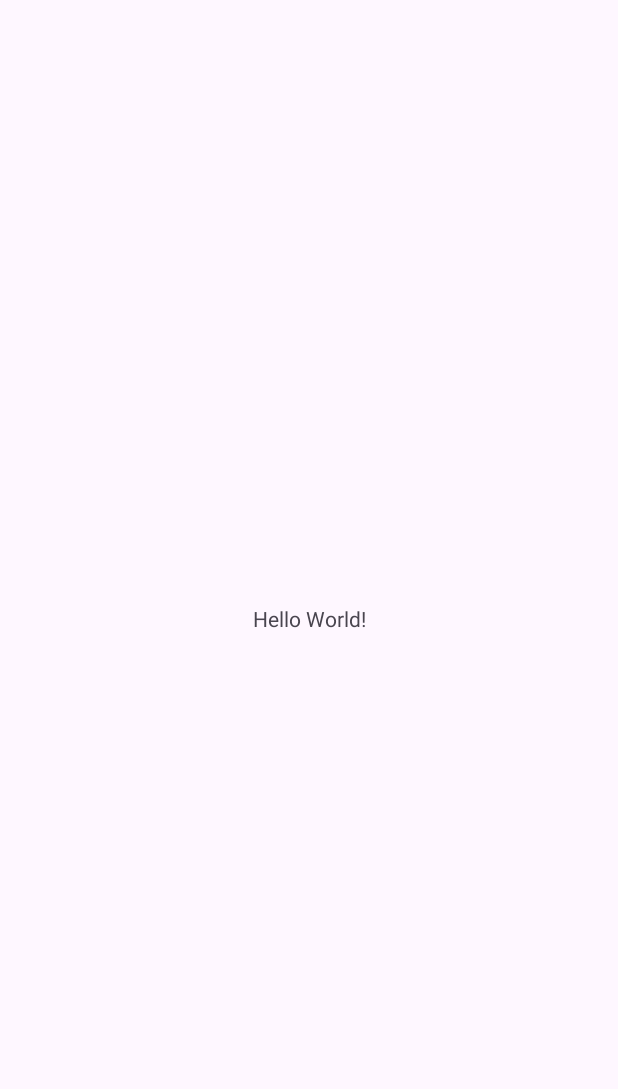
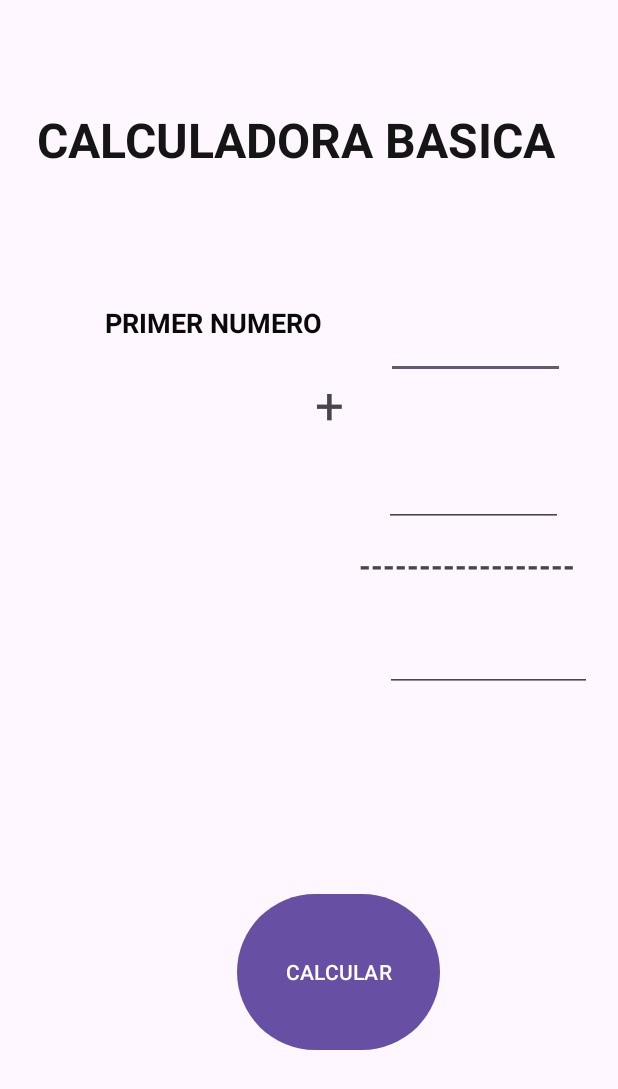
Before and after one commit to MiguelBrucil/OperacionesBasicas, an Android app: the screen it shows after launch (MainActivity), on a phone screen of 412 x 824 dp. Before the commit the part shown is almost empty. Shown: the top 1089 px of the screen. Run offline under Robolectric (Android 15) with nearby library versions, the phone set to English and light mode, and no system bars.

Commit message:
Finalizacion de operaciones

```diff
--- a/app/src/main/java/com/jmbp/operacionesbasicas/MainActivity.java
+++ b/app/src/main/java/com/jmbp/operacionesbasicas/MainActivity.java
@@ -3,12 +3,27 @@ package com.jmbp.operacionesbasicas;
 import androidx.appcompat.app.AppCompatActivity;
 
 import android.os.Bundle;
+import android.view.View;
+import android.widget.EditText;
+import android.widget.TextView;
 
 public class MainActivity extends AppCompatActivity {
-
+EditText ednum1,ednum2;
+TextView edResultado;
     @Override
     protected void onCreate(Bundle savedInstanceState) {
         super.onCreate(savedInstanceState);
         setContentView(R.layout.activity_main);
+        ednum1=findViewById(R.id.numNumero1);
+        ednum2=findViewById(R.id.numNumero2);
+        edResultado=findViewById(R.id.numRespuesta);
+
+    }
+    public void calcularResultado(View v){
+        double num1=Double.parseDouble(ednum1.getText().toString());
+        int num2= Integer.parseInt((ednum2.getText().toString()));
+        double resultado=num1+num2;
+        edResultado.setText(resultado+"");
+
     }
 }
--- a/app/src/main/res/layout/activity_main.xml
+++ b/app/src/main/res/layout/activity_main.xml
@@ -7,12 +7,127 @@
     tools:context=".MainActivity">
 
     <TextView
-        android:layout_width="wrap_content"
-        android:layout_height="wrap_content"
-        android:text="Hello World!"
+        android:id="@+id/txtOperaciones"
+        android:layout_width="353dp"
+        android:layout_height="83dp"
+        android:text="CALCULADORA BASICA  "
+        android:textColor="#151515"
+        android:textSize="32sp"
+        android:textStyle="bold"
         app:layout_constraintBottom_toBottomOf="parent"
         app:layout_constraintEnd_toEndOf="parent"
+        app:layout_constraintHorizontal_bias="0.416"
         app:layout_constraintStart_toStartOf="parent"
-        app:layout_constraintTop_toTopOf="parent" />
+        app:layout_constraintTop_toTopOf="parent"
+        app:layout_constraintVertical_bias="0.096" />
+
+    <TextView
+        android:id="@+id/lblPrimerNum"
+        android:layout_width="149dp"
+        android:layout_height="39dp"
+        android:text="PRIMER NUMERO"
+        android:textColor="#0B0A0A"
+        android:textSize="18sp"
+        android:textStyle="bold"
+        app:layout_constraintBottom_toBottomOf="parent"
+        app:layout_constraintEnd_toEndOf="parent"
+        app:layout_constraintHorizontal_bias="0.267"
+        app:layout_constraintStart_toStartOf="parent"
+        app:layout_constraintTop_toTopOf="parent"
+        app:layout_constraintVertical_bias="0.258" />
+
+    <TextView
+        android:id="@+id/lblNum2"
+        android:layout_width="163dp"
+        android:layout_height="49dp"
+        android:textColor="#070707"
+        android:textSize="18sp"
+        android:textStyle="bold"
+        app:layout_constraintBottom_toBottomOf="parent"
+        app:layout_constraintEnd_toEndOf="parent"
+        app:layout_constraintHorizontal_bias="0.282"
+        app:layout_constraintStart_toStartOf="parent"
+        app:layout_constraintTop_toTopOf="parent"
+        app:layout_constraintVertical_bias="0.391"
+        tools:text="SEGUNDO NUMERO" />
+
+    <EditText
+        android:id="@+id/numNumero1"
+        android:layout_width="119dp"
+        android:layout_height="64dp"
+        android:ems="10"
+        android:inputType="number"
+        app:layout_constraintBottom_toBottomOf="parent"
+        app:layout_constraintEnd_toEndOf="parent"
+        app:layout_constraintHorizontal_bias="0.88"
+        app:layout_constraintStart_toStartOf="parent"
+        app:layout_constraintTop_toTopOf="parent"
+        app:layout_constraintVertical_bias="0.248" />
+
+    <EditText
+        android:id="@+id/numNumero2"
+        android:layout_width="119dp"
+        android:layout_height="62dp"
+        android:ems="10"
+        android:inputType="number"
+        app:layout_constraintBottom_toBottomOf="parent"
+        app:layout_constraintEnd_toEndOf="parent"
+        app:layout_constraintHorizontal_bias="0.875"
+        app:layout_constraintStart_toStartOf="parent"
+        app:layout_constraintTop_toTopOf="parent"
+        app:layout_constraintVertical_bias="0.38" />
+
+    <EditText
+        android:id="@+id/numRespuesta"
+        android:layout_width="138dp"
+        android:layout_height="63dp"
+        android:ems="10"
+        android:inputType="number"
+        app:layout_constraintBottom_toBottomOf="parent"
+        app:layout_constraintEnd_toEndOf="parent"
+        app:layout_constraintHorizontal_bias="0.937"
+        app:layout_constraintStart_toStartOf="parent"
+        app:layout_constraintTop_toTopOf="parent"
+        app:layout_constraintVertical_bias="0.523" />
+
+    <TextView
+        android:id="@+id/textView3"
+        android:layout_width="145dp"
+        android:layout_height="17dp"
+        android:text="------------------------"
+        android:textSize="20sp"
+        android:textStyle="bold"
+        app:layout_constraintBottom_toBottomOf="parent"
+        app:layout_constraintEnd_toEndOf="parent"
+        app:layout_constraintHorizontal_bias="0.898"
+        app:layout_constraintStart_toStartOf="parent"
+        app:layout_constraintTop_toTopOf="parent"
+        app:layout_constraintVertical_bias="0.45" />
+
+    <Button
+        android:id="@+id/btnCalcular"
+        android:layout_width="135dp"
+        android:layout_height="112dp"
+        android:onClick="calcularResultado"
+        android:text="CALCULAR"
+        app:layout_constraintBottom_toBottomOf="parent"
+        app:layout_constraintEnd_toEndOf="parent"
+        app:layout_constraintHorizontal_bias="0.572"
+        app:layout_constraintStart_toStartOf="parent"
+        app:layout_constraintTop_toTopOf="parent"
+        app:layout_constraintVertical_bias="0.831" />
+
+    <TextView
+        android:id="@+id/textView4"
+        android:layout_width="29dp"
+        android:layout_height="41dp"
+        android:text="+"
+        android:textSize="34sp"
+        app:layout_constraintBottom_toBottomOf="parent"
+        app:layout_constraintEnd_toEndOf="parent"
+        app:layout_constraintHorizontal_bias="0.549"
+        app:layout_constraintStart_toStartOf="parent"
+        app:layout_constraintTop_toTopOf="parent"
+        app:layout_constraintVertical_bias="0.315" />
 
 </androidx.constraintlayout.widget.ConstraintLayout>
```
